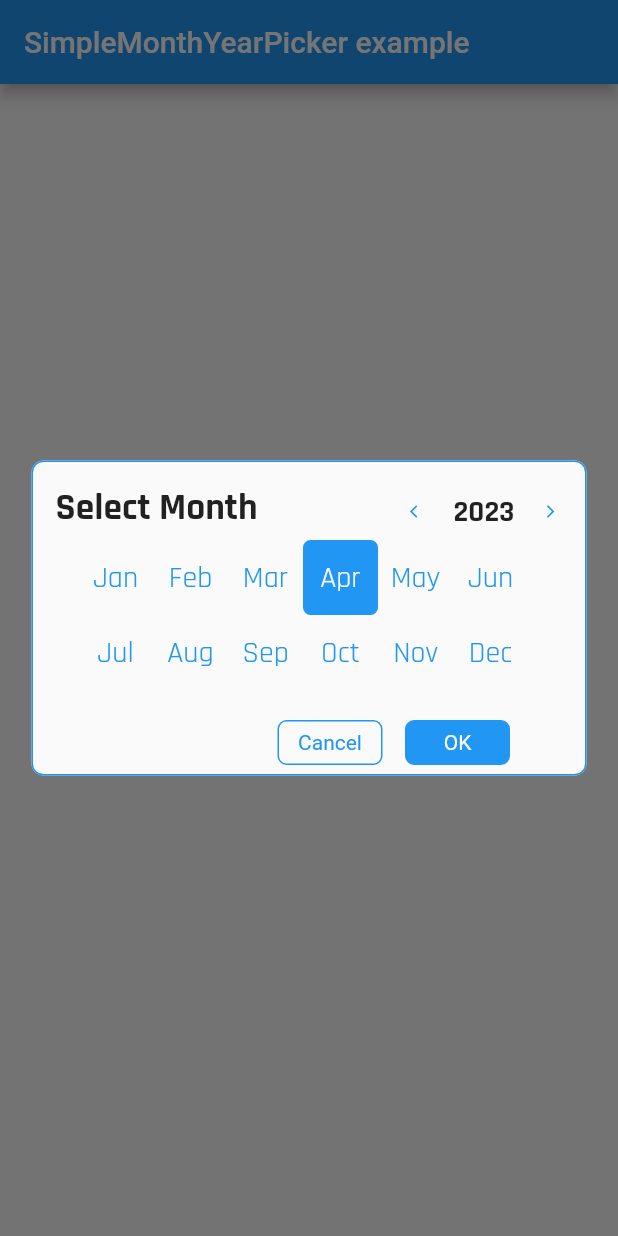
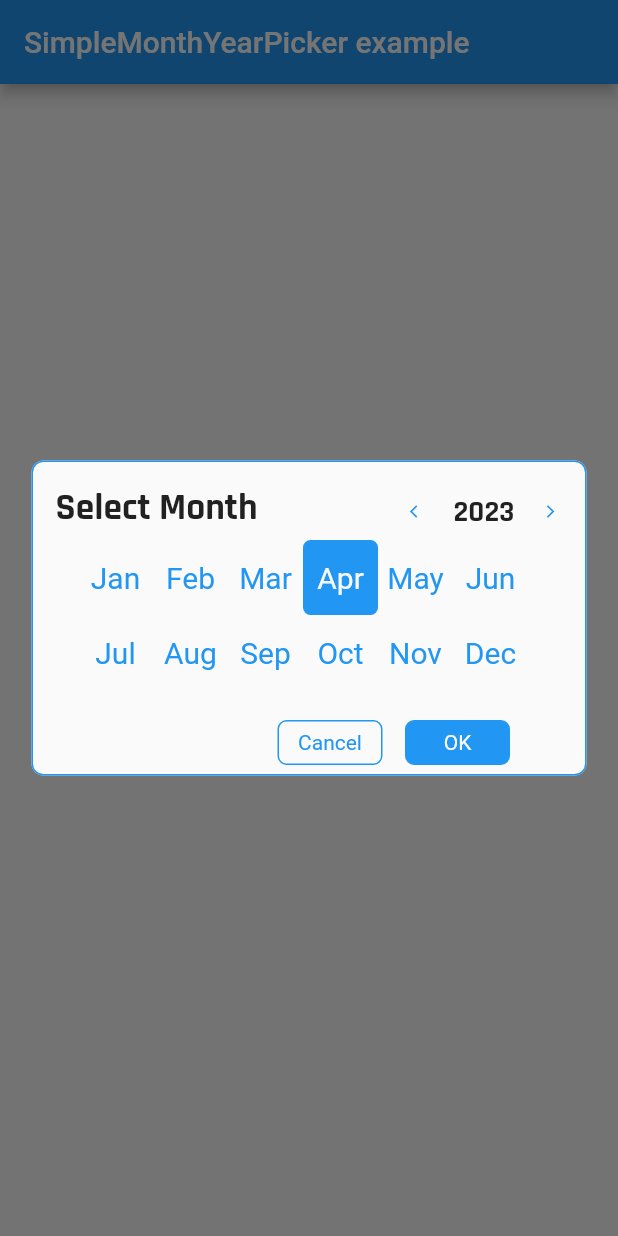
Before and after one commit to sivaprasadnk/SimpleMonthYearPicker, a Flutter app: the screen it shows after launch, after a tap on "show dialog", on a phone screen of 412 x 824 dp. Run offline on Flutter 3.47's test engine with Material 2 defaults, Android fonts, the phone set to English and light mode, and no system bars.

Commit message:
v1.0.2 changes

```diff
--- a/analysis_options.yaml
+++ b/analysis_options.yaml
@@ -1,4 +1,4 @@
-include: package:flutter_lints/flutter.yaml
+# include: package:flutter_lints/flutter.yaml
 
 # Additional information about this file can be found at
 # https://dart.dev/guides/language/analysis-options
--- a/example/analysis_options.yaml
+++ b/example/analysis_options.yaml
@@ -7,7 +7,7 @@
 
 # The following line activates a set of recommended lints for Flutter apps,
 # packages, and plugins designed to encourage good coding practices.
-include: package:flutter_lints/flutter.yaml
+# include: package:flutter_lints/flutter.yaml
 
 linter:
   # The lint rules applied to this project can be customized in the
--- a/lib/month.container.dart
+++ b/lib/month.container.dart
@@ -7,14 +7,14 @@ class MonthContainer extends StatelessWidget {
     required this.fillColor,
     required this.borderColor,
     required this.textColor,
-    required this.fontFamily,
+    required this.textStyle,
   }) : super(key: key);
 
   final String month;
   final Color fillColor;
   final Color borderColor;
   final Color textColor;
-  final String fontFamily;
+  final TextStyle? textStyle;
   @override
   Widget build(BuildContext context) {
     return Container(
@@ -30,11 +30,11 @@ class MonthContainer extends StatelessWidget {
       child: Center(
         child: Text(
           month,
-          style: TextStyle(
-            fontSize: 20,
-            fontFamily: fontFamily,
-            color: textColor,
-          ),
+          style: textStyle ??
+              TextStyle(
+                fontSize: 20,
+                color: textColor,
+              ),
         ),
       ),
     );
--- a/lib/simple_month_year_picker.dart
+++ b/lib/simple_month_year_picker.dart
@@ -45,9 +45,9 @@ class SimpleMonthYearPicker {
 
   static Future showMonthYearPickerDialog({
     required BuildContext context,
-    String? titleFontFamily,
-    String? yearTextFontFamily,
-    String? monthTextFontFamily,
+    TextStyle? titleTextStyle,
+    TextStyle? yearTextStyle,
+    TextStyle? monthTextStyle,
     Color? backgroundColor,
     Color? selectionColor,
     bool? barrierDismissible,
@@ -55,7 +55,7 @@ class SimpleMonthYearPicker {
     final ThemeData theme = Theme.of(context);
     var primaryColor = selectionColor ?? theme.primaryColor;
     var bgColor = backgroundColor ?? theme.scaffoldBackgroundColor;
-    var textTheme = theme.textTheme;
+    // var textTheme = theme.textTheme;
 
     /// to get current year
     int selectedYear = DateTime.now().year;
@@ -88,8 +88,9 @@ class SimpleMonthYearPicker {
                         padding: const EdgeInsets.only(left: 15, top: 15),
                         child: Text(
                           'Select Month ',
-                          style: TextStyle(
-                            fontFamily: titleFontFamily ?? 'Rajdhani',
+                          style: titleTextStyle ??
+                              TextStyle(
+                                fontFamily: 'Rajdhani',
                                 fontSize: 25,
                                 fontWeight: FontWeight.bold,
                               ),
@@ -116,7 +117,7 @@ class SimpleMonthYearPicker {
                                 },
                                 onHover: (val) {},
                                 child: MonthContainer(
-                                  fontFamily: monthTextFontFamily ?? 'Rajdhani',
+                                  textStyle: monthTextStyle,
                                   month: monthModel.name,
                                   fillColor: index + 1 == selectedMonth
                                       ? primaryColor
@@ -225,9 +226,10 @@ class SimpleMonthYearPicker {
                         ),
                         Text(
                           selectedYear.toString(),
-                          style: TextStyle(
+                          style: yearTextStyle ??
+                              TextStyle(
                                 fontSize: 20,
-                            fontFamily: yearTextFontFamily ?? 'Rajdhani',
+                                fontFamily: 'Rajdhani',
                                 fontWeight: FontWeight.bold,
                               ),
                         ),
--- a/pubspec.yaml
+++ b/pubspec.yaml
@@ -1,6 +1,6 @@
 name: simple_month_year_picker
 description: Simple to use month/year picker for your apps with highly customisable options.
-version: 0.0.2
+version: 1.0.2
 homepage: https://github.com/sivaprasadnk/SimpleMonthYearPicker
 
 environment:
```
Also changed, not shown: example/pubspec.lock, 2 other files. Lines whose indentation alone changed are shown as unchanged.
